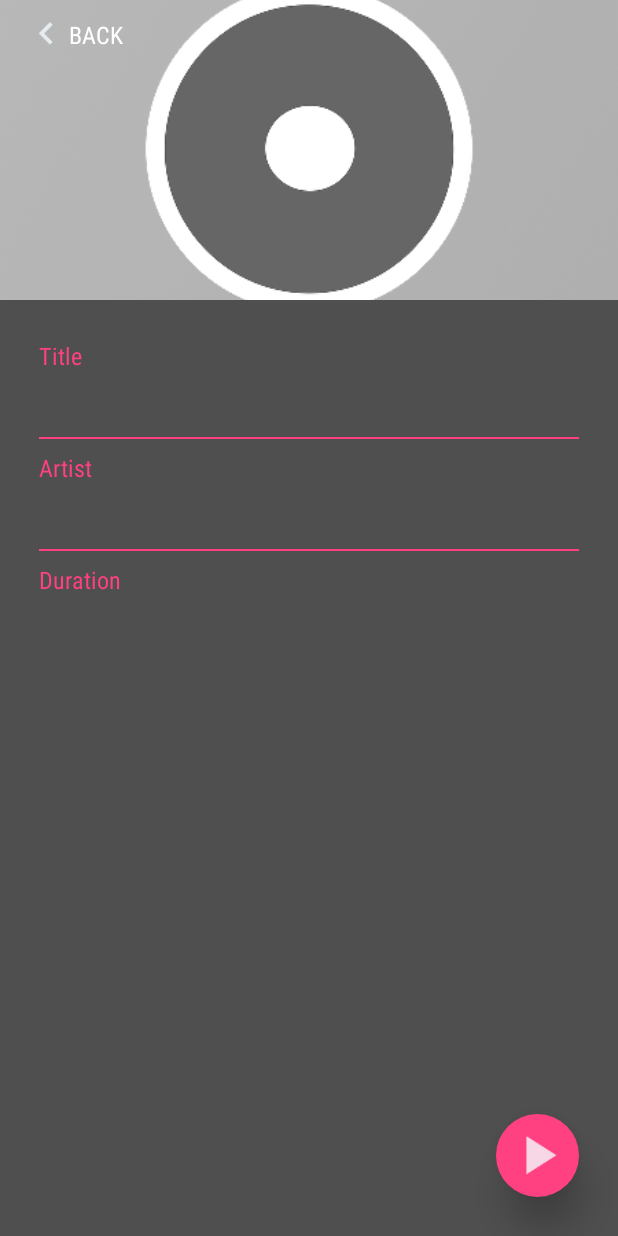
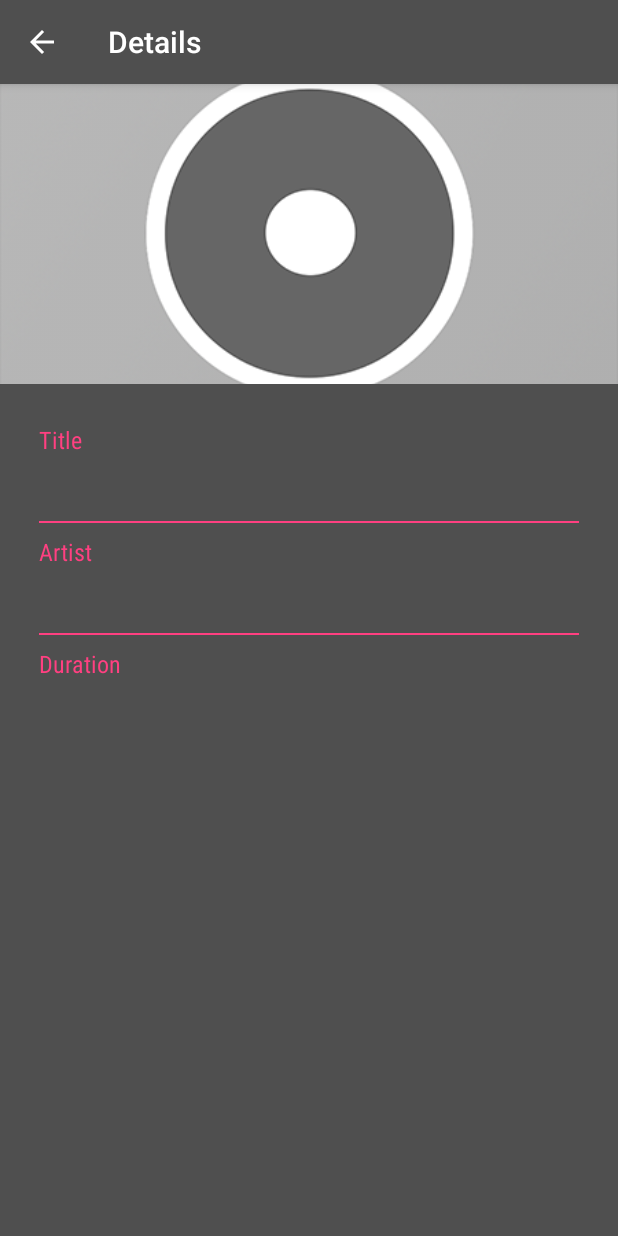
Before and after one commit to bfahm/Android-Nanodegree-Project-MusicPlayer, an Android app: the DetailsActivity screen opened directly, with no data from a screen before it, on a phone screen of 412 x 824 dp. Run offline under Robolectric (Android 15) with nearby library versions, the light colour scheme and no system bars.

Commit message:
Update project with additional spec and fixed back stack

```diff
--- a/app/src/main/java/com/xencosworks/musicplayer/Details.java
+++ b/app/src/main/java/com/xencosworks/musicplayer/DetailsActivity.java
@@ -3,13 +3,15 @@
 import android.content.Intent;
 import android.database.Cursor;
 import android.provider.MediaStore;
+import android.support.v4.app.NavUtils;
 import android.support.v7.app.AppCompatActivity;
 import android.os.Bundle;
-import android.support.v7.widget.CardView;
 import android.util.Log;
+import android.view.MenuItem;
 import android.view.View;
 import android.widget.AbsListView;
 import android.widget.AdapterView;
+import android.widget.ImageButton;
 import android.widget.ImageView;
 import android.widget.LinearLayout;
 import android.widget.ListView;
@@ -20,7 +22,7 @@
 import java.util.ArrayList;
 import java.util.Collections;
 
-public class Details extends AppCompatActivity {
+public class DetailsActivity extends AppCompatActivity {
 
     private ListView trackList;
     private LinearLayout stateSongs;
@@ -32,6 +34,8 @@
         super.onCreate(savedInstanceState);
         setContentView(R.layout.activity_details);
 
+        getSupportActionBar().setDisplayHomeAsUpEnabled(true);
+
         stateSongs = findViewById(R.id.details_state_songs);
         trackList = findViewById(R.id.list_details);
         stateArtist = findViewById(R.id.details_state_artist);
@@ -41,7 +45,7 @@
         try {
             code = Integer.parseInt(intent.getStringExtra("stateCode"));
         } catch (NumberFormatException e) {
-            Log.v("Details", "Details called itself succefully");
+            Log.v("DetailsActivity", "DetailsActivity called itself succefully");
         }
         switch (code) {
             case 0:
@@ -64,15 +68,16 @@
             case 2:
                 displayTrackList(null, intent.getStringExtra("Album"));
         }
+    }
 
-
-        LinearLayout navBack = findViewById(R.id.details_navigate_back);
-        navBack.setOnClickListener(new View.OnClickListener() {
-            @Override
-            public void onClick(View v) {
-                finish();
-            }
-        });
+    @Override
+    public boolean onOptionsItemSelected(MenuItem item) {
+        switch (item.getItemId()) {
+            case android.R.id.home:
+                NavUtils.navigateUpFromSameTask(this);
+                return true;
+        }
+        return super.onOptionsItemSelected(item);
     }
 
     private void getLocalSongs(String customArtist, String customAlbum) {
@@ -170,7 +175,7 @@
         listView.setOnItemLongClickListener(new AdapterView.OnItemLongClickListener() {
             @Override
             public boolean onItemLongClick(AdapterView<?> parent, View view, int position, long id) {
-                Intent intent = new Intent(view.getContext(), Details.class);
+                Intent intent = new Intent(view.getContext(), DetailsActivity.class);
                 intent.putExtra("Title", songsList.get(position).getDetails()[0]);
                 intent.putExtra("Artist", songsList.get(position).getDetails()[1]);
                 intent.putExtra("Duration", songsList.get(position).getDetails()[2]);
--- a/app/src/main/res/layout/activity_details.xml
+++ b/app/src/main/res/layout/activity_details.xml
@@ -5,7 +5,7 @@
 android:layout_height="match_parent"
 android:background="@color/colorBackgroundMain"
 android:orientation="vertical"
-tools:context="com.xencosworks.musicplayer.Details">
+tools:context="com.xencosworks.musicplayer.DetailsActivity">
 
 <ImageView
     android:id="@+id/header"
@@ -23,7 +23,7 @@
     android:layout_marginTop="-16dp"
     android:orientation="vertical"
     android:padding="16dp"
-    tools:context="com.xencosworks.musicplayer.Details" />
+    tools:context="com.xencosworks.musicplayer.DetailsActivity" />
 
 <LinearLayout
     android:id="@+id/details_state_artist"
@@ -51,35 +51,7 @@
         tools:text="Track Count" />
 </LinearLayout>
 
-<LinearLayout
-    android:id="@+id/details_navigate_back"
-    android:layout_width="wrap_content"
-    android:layout_height="wrap_content"
-    android:layout_below="@id/topCard"
-    android:layout_marginLeft="16dp"
-    android:layout_marginStart="16dp"
-    android:layout_marginTop="8dp"
-    android:orientation="horizontal"
-    android:paddingEnd="16dp"
-    android:paddingRight="16dp">
-
-    <ImageView
-        android:layout_width="30dp"
-        android:layout_height="30dp"
-        android:src="@drawable/ic_action_back" />
-
-    <TextView
-        android:layout_width="match_parent"
-        android:layout_height="wrap_content"
-        android:layout_gravity="center_vertical"
-        android:fontFamily="sans-serif-condensed"
-        android:text="@string/details_back"
-        android:textAllCaps="true"
-        android:textColor="@android:color/white"
-        android:textSize="16sp" />
-</LinearLayout>
-
-<ImageView
+<ImageButton
     android:id="@+id/detalis_fab"
     android:layout_width="55dp"
     android:layout_height="55dp"
@@ -93,7 +65,8 @@
     android:background="@drawable/fab"
     android:elevation="15dp"
     android:padding="10dp"
-    android:src="@drawable/ic_action_play" />
+    android:src="@drawable/ic_action_play"
+    android:visibility="gone"/>
 
 <LinearLayout
     android:id="@+id/details_state_songs"
--- a/app/src/main/res/values/strings.xml
+++ b/app/src/main/res/values/strings.xml
@@ -15,4 +15,7 @@
     <string name="lib_wid_select_a_track">Select a track..</string>
     <string name="lib_search_sortby">Sort Library By:</string>
     <string name="lib_search_search">Search Library...</string>
+    <string name="activity_label_main_screen">Player</string>
+    <string name="activity_label_library">Library</string>
+    <string name="activity_label_details">Details</string>
 </resources>
--- a/app/src/main/res/values/styles.xml
+++ b/app/src/main/res/values/styles.xml
@@ -1,7 +1,7 @@
 <resources>
 
     <!-- Base application theme. -->
-    <style name="AppTheme" parent="Theme.AppCompat.Light.NoActionBar">
+    <style name="AppTheme" parent="Theme.AppCompat.Light.DarkActionBar">
         <!-- Customize your theme here. -->
         <item name="colorPrimary">@color/colorPrimary</item>
         <item name="colorPrimaryDark">@color/colorPrimaryDark</item>
```
Also changed, not shown: app/src/main/AndroidManifest.xml (+22 -3 lines), app/src/main/java/com/xencosworks/musicplayer/LibraryActivity.java (renamed from app/src/main/java/com/xencosworks/musicplayer/Library.java, +53 -13 lines), app/src/main/java/com/xencosworks/musicplayer/MainActivity.java (+27 -9 lines), app/src/main/res/layout/activity_library.xml (+31 -12 lines), app/src/main/res/layout/activity_main.xml (+10 -13 lines), app/src/main/res/drawable-hdpi/dummy_cover.png (added), app/src/main/res/drawable-hdpi/ic_action_library.png (added), app/src/main/res/drawable-mdpi/dummy_cover.png (added), app/src/main/res/drawable-mdpi/ic_action_library.png (added), app/src/main/res/drawable-xhdpi/dummy_cover.png (added), app/src/main/res/drawable-xhdpi/ic_action_library.png (added), app/src/main/res/drawable-xxhdpi/ic_action_library.png (added).
